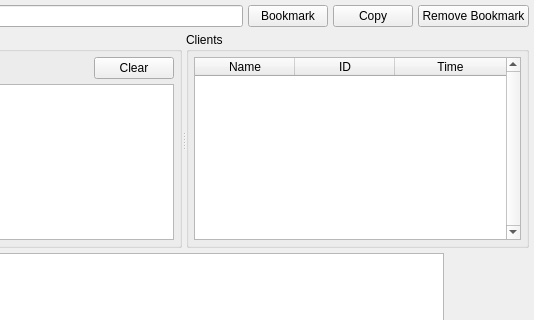
This is branches/trunk/GoldBug-UI/spot-on-buzzpage.ui in textbrowser/spot-on as Qt 5 draws it before an edit; both pictures show x 166 to 700 and y 0 to 320 of the 700 by 450 pixel window. The edited form follows.
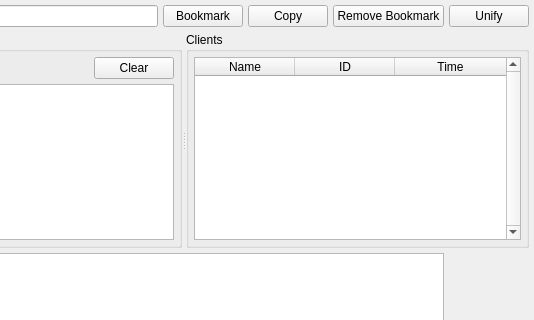
This is the edited form. Custom widgets are drawn as their Qt base class.

Commit message: The missing widgets of GB.

```diff
--- a/branches/trunk/GoldBug-UI/spot-on-buzzpage.ui
+++ b/branches/trunk/GoldBug-UI/spot-on-buzzpage.ui
@@ -72,6 +72,16 @@
        </property>
       </widget>
      </item>
+     <item>
+      <widget class="QPushButton" name="unify">
+       <property name="toolTip">
+        <string>Attach to the main window's Buzz page.</string>
+       </property>
+       <property name="text">
+        <string>Unify</string>
+       </property>
+      </widget>
+     </item>
     </layout>
    </item>
    <item>
```
Left out of the diff: 1 changed line with no effect on the pictures. The commit also changes 1 other file.
